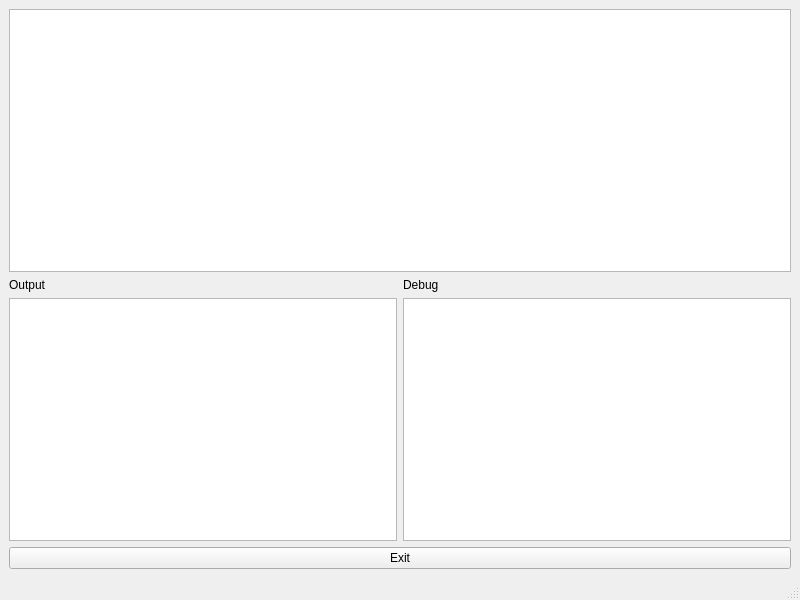
Qt form source/core/signalgenerator/plugins/uigraphic/mainwindow.ui (coder4803/auxilo2) before a commit.
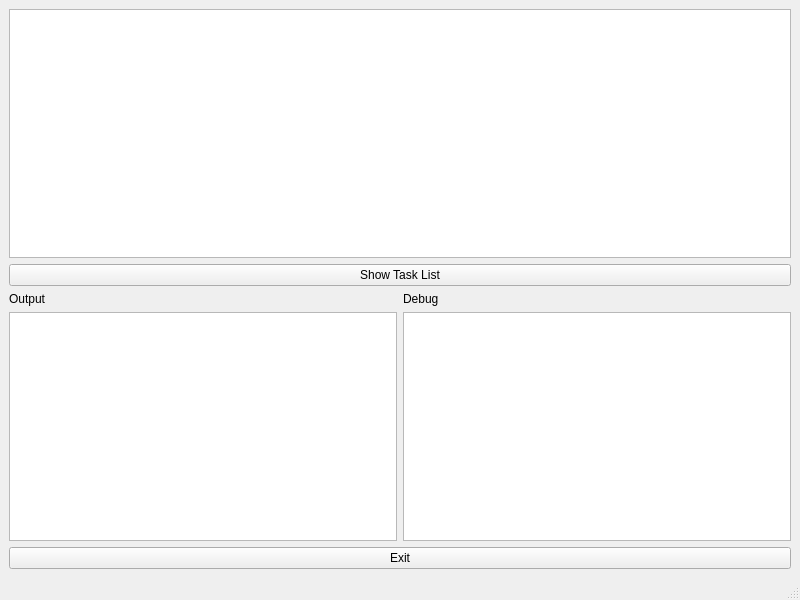
The same form after that commit.

Diff of the .ui file:
```diff
--- a/source/core/signalgenerator/plugins/uigraphic/mainwindow.ui
+++ b/source/core/signalgenerator/plugins/uigraphic/mainwindow.ui
@@ -18,6 +18,13 @@
     <item>
      <widget class="QTableView" name="dbView"/>
     </item>
+    <item>
+     <widget class="QPushButton" name="showTaskListBtn">
+      <property name="text">
+       <string>Show Task List</string>
+      </property>
+     </widget>
+    </item>
     <item>
      <layout class="QHBoxLayout" name="horizontalLayout">
       <item>
```
